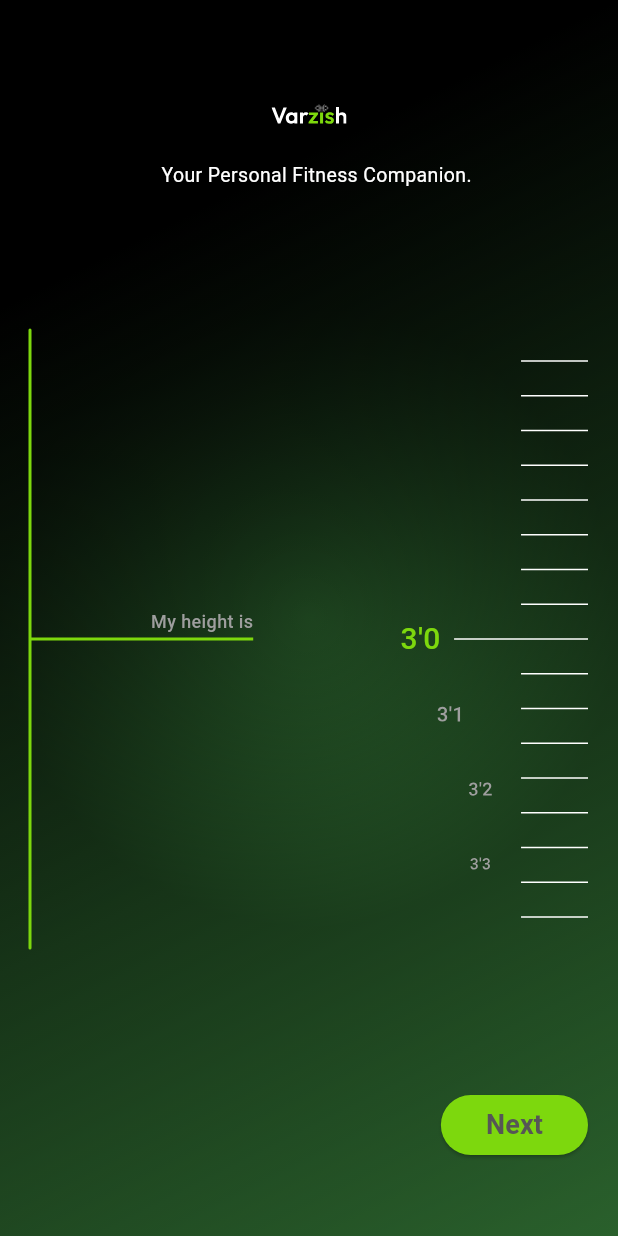
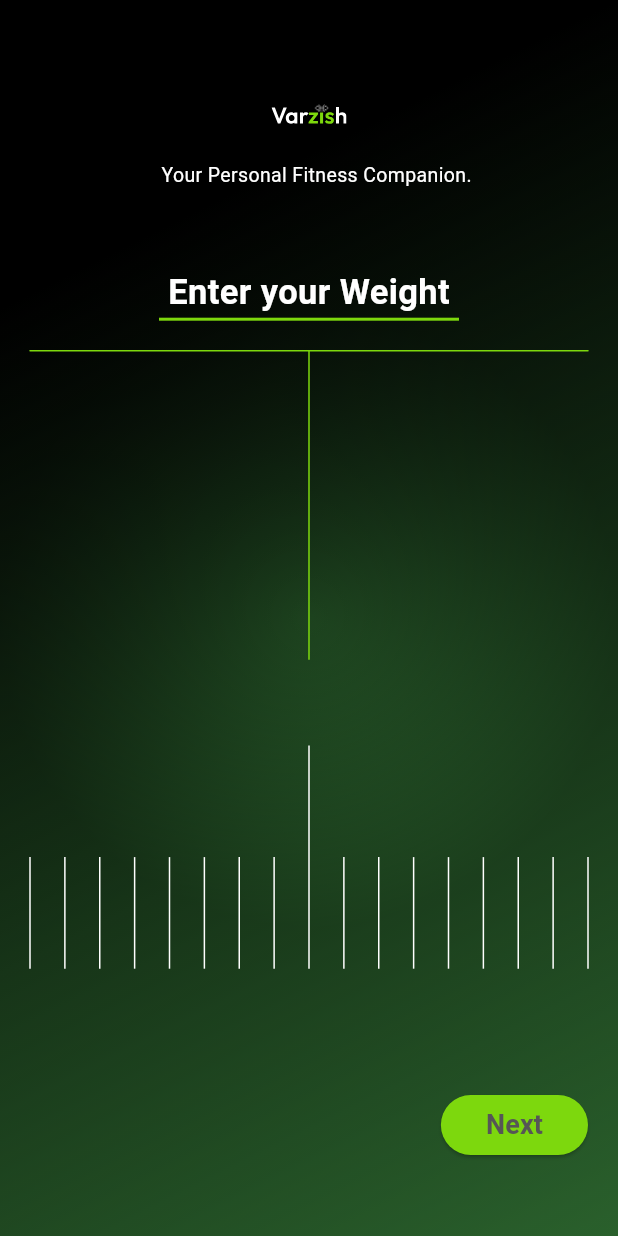
Before and after one commit to MuhammadKhizar89/Varzish-FitnessAPP, a Flutter app: the screen it shows after launch, on a phone screen of 412 x 824 dp. Run offline on Flutter 3.47's test engine with Material 3 defaults, Android fonts, the light colour scheme and no system bars; our stand-ins replace flutter_svg.

Commit message:
Weight Page initialized

```diff
--- a/lib/main.dart
+++ b/lib/main.dart
@@ -1,5 +1,6 @@
 import 'package:flutter/material.dart';
 import 'package:varzish/screens/onboarding/onboarding.dart';
+import 'package:varzish/screens/onboarding/test_animation.dart';
 
 var kColorScheme =
     ColorScheme.fromSeed(seedColor: const Color.fromARGB(255, 0, 255, 13));
@@ -33,6 +34,7 @@ void main() {
               ),
             ),
             Onboarding(),
+            // TestAnimation(),
           ],
         ),
       ),
--- a/lib/screens/onboarding/height_screen.dart
+++ b/lib/screens/onboarding/height_screen.dart
@@ -1,5 +1,6 @@
 import 'package:flutter/material.dart';
 import 'package:varzish/utils/screenConstraints.dart';
+import 'package:varzish/widgets/heading.dart';
 
 class HeightScreen extends StatefulWidget {
   @override
@@ -17,17 +18,35 @@ class _HeightScreenState extends State<HeightScreen> {
     return heights;
   }
 
-  int _selectedIndex = 0;
   final FixedExtentScrollController _controller = FixedExtentScrollController();
-
   @override
   Widget build(BuildContext context) {
     List<String> heights = _generateHeights();
+    return Column(
+      children: [
+        const Heading(text: "Enter Your Height"),
+        const SizedBox(height: 20),
+        HeightWidget(heights: heights, controller: _controller)
+      ],
+    );
+  }
+}
+
+class HeightWidget extends StatelessWidget {
+  const HeightWidget({
+    super.key,
+    required this.heights,
+    required this.controller,
+  });
+  final List<String> heights;
+  final FixedExtentScrollController controller;
+  @override
+  Widget build(BuildContext context) {
     return Row(
       children: [
         Expanded(
           flex: 4,
-          child: Container(
+          child: SizedBox(
             height: ScreenSize.height(context) * 0.50,
             child: CustomPaint(
               painter: LinePainter(),
@@ -61,35 +80,27 @@ class _HeightScreenState extends State<HeightScreen> {
                   ),
                 ),
                 ListWheelScrollView.useDelegate(
-                  controller: _controller,
+                  controller: controller,
                   diameterRatio: 100,
                   itemExtent: 50,
                   physics: const FixedExtentScrollPhysics(),
-                  onSelectedItemChanged: (index) {
-                    setState(() {
-                      _selectedIndex = index;
-                    });
-                    print("Selected index: $index");
-                  },
                   childDelegate: ListWheelChildBuilderDelegate(
                     builder: (context, index) {
                       return AnimatedBuilder(
-                        animation: _controller,
+                        animation: controller,
                         builder: (context, child) {
-                          print("Selected item: ${_controller.selectedItem}");
-                          print("Selected index: ${index}");
+                          // print("Selected item: ${_controller.selectedItem}");
                           double selectedIndex =
-                              _controller.selectedItem.toDouble();
+                              controller.selectedItem.toDouble();
                           double difference = (selectedIndex - index).abs();
-                          double scale = 1 - (difference * 0.1).clamp(0.0, 0.3);
+                          double scale = 1 - (difference * 0.1).clamp(0.0, 0.5);
                           double offset = (difference * 20).clamp(0.0, 40);
+                          // print(
+                          // " index: ${index} Selected index: ${selectedIndex} difference: ${difference} scale: ${scale} offset: ${offset}");
                           return TweenAnimationBuilder<double>(
                             tween: Tween(begin: 0, end: offset),
-                            duration: Duration(
-                                milliseconds:
-                                    300), // Smooth transition duration
-                            curve: Curves
-                                .easeInOut, // Easing curve for smooth effect
+                            duration: const Duration(milliseconds: 300),
+                            curve: Curves.easeInOut,
                             builder: (context, value, child) {
                               return Transform.translate(
                                 offset: Offset(value, 0),
@@ -97,13 +108,13 @@ class _HeightScreenState extends State<HeightScreen> {
                                   scale: scale,
                                   child: Center(
                                     child: Text(
-                                      heights[index], // Dynamic data
+                                      heights[index],
                                       style: TextStyle(
-                                        color: index == _controller.selectedItem
+                                        color: index == controller.selectedItem
                                             ? Color.fromARGB(255, 125, 216, 13)
                                             : Colors.grey,
                                         fontSize:
-                                            index == _controller.selectedItem
+                                            index == controller.selectedItem
                                                 ? 20
                                                 : 15,
                                         fontWeight: FontWeight.w500,
@@ -161,13 +172,13 @@ class LinePainter extends CustomPainter {
   void paint(Canvas canvas, Size size) {
     final paint = Paint()
       ..color = Color.fromARGB(255, 125, 216, 13) // Line color
-      ..strokeWidth = 2.0 // Line thickness
+      ..strokeWidth = 1.0 // Line thickness
       ..style = PaintingStyle.stroke
       ..strokeCap = StrokeCap.round;
 
     final p = Paint()
       ..color = Color.fromARGB(255, 125, 216, 13) // Line color
-      ..strokeWidth = 2.0 // Line thickness
+      ..strokeWidth = 1.0 // Line thickness
       ..style = PaintingStyle.stroke;
 
     // Drawing a line from the top-left to the bottom-right corner
@@ -186,25 +197,3 @@ class LinePainter extends CustomPainter {
   @override
   bool shouldRepaint(covariant CustomPainter oldDelegate) => false;
 }
-
-// how can i do that lines generated should be in height
-// and all will be space evenly according to geight but the center one will be more large in width then others
-// void paint(Canvas canvas, Size size) {
-//     print(size);
-//     final p = Paint()
-//       ..color = Color.fromARGB(255, 125, 216, 13) // Line color
-//       ..strokeWidth = 4.0 // Line thickness
-//       ..style = PaintingStyle.stroke;
-
-//     double gap = size.height / 7;
-//     double current = height;
-//     print(gap);
-//     for (int i = 0; i < gap; i++) {
-//       canvas.drawLine(
-//         Offset(0, current), // Starting point (x, y)
-//         Offset(size.width, current), // Ending point (x, y)
-//         p,
-//       );
-//       current += gap;
-//     }
-//   }
--- a/lib/screens/onboarding/onboarding.dart
+++ b/lib/screens/onboarding/onboarding.dart
@@ -2,6 +2,8 @@ import 'package:flutter/material.dart';
 import 'package:varzish/screens/onboarding/height_screen.dart';
 import 'package:varzish/screens/onboarding/plan_screen.dart';
 import 'package:flutter_svg/flutter_svg.dart';
+import 'package:varzish/screens/onboarding/weight_screen.dart';
+import 'package:varzish/utils/screenConstraints.dart';
 
 class Onboarding extends StatefulWidget {
   @override
@@ -15,9 +17,6 @@ class _OnboardingState extends State<Onboarding> {
   Widget build(BuildContext context) {
     return Container(
       padding: const EdgeInsets.symmetric(vertical: 50, horizontal: 20),
-      decoration: const BoxDecoration(
-          // color: Colors.red,
-          ),
       width: double.infinity,
       child: Column(
         mainAxisAlignment: MainAxisAlignment.spaceBetween,
@@ -47,10 +46,12 @@ class _OnboardingState extends State<Onboarding> {
               ],
             ),
           ),
-          Container(
-            margin: const EdgeInsets.symmetric(vertical: 60),
+          SizedBox(
+            // margin: const EdgeInsets.symmetric(vertical: 60),
             // child: PlanScreen(),
-            child: HeightScreen(),
+            height: ScreenSize.height(context) * 0.60,
+            child: WeightScreen(),
+            // child: HeightScreen(),
           ),
           Row(mainAxisAlignment: MainAxisAlignment.end, children: [
             ElevatedButton(
--- a/lib/screens/onboarding/weight_screen.dart
+++ b/lib/screens/onboarding/weight_screen.dart
@@ -0,0 +1,101 @@
+import 'package:flutter/material.dart';
+import 'package:varzish/utils/screenConstraints.dart';
+import 'package:varzish/widgets/heading.dart';
+
+class WeightScreen extends StatefulWidget {
+  @override
+  State<WeightScreen> createState() => _WeightScreenState();
+}
+
+class _WeightScreenState extends State<WeightScreen> {
+  @override
+  Widget build(BuildContext context) {
+    return Column(
+      children: [
+        const Heading(text: "Enter your Weight"),
+        const SizedBox(height: 20),
+        Container(
+          width:
+              ScreenSize.width(context), // Setting width based on screen size
+          height: ScreenSize.height(context) * 0.50, // Set a fixed height
+          child: Column(
+            children: [
+              Expanded(
+                flex: 1,
+                child: Container(
+                  // color: Colors.red,
+                  width: ScreenSize.width(context), // Explicitly set width here
+                  child: CustomPaint(
+                    painter: LinePainter(),
+                  ),
+                ),
+              ),
+              Expanded(
+                flex: 1,
+                child: Container(
+                  width: ScreenSize.width(context), // Explicitly set width here
+                  child: CustomPaint(
+                    painter: WeightPainter(),
+                  ),
+                ),
+              ),
+            ],
+          ),
+        )
+      ],
+    );
+  }
+}
+
+class LinePainter extends CustomPainter {
+  @override
+  void paint(Canvas canvas, Size size) {
+    final paint = Paint()
+      ..color = Color.fromARGB(255, 125, 216, 13) // Line color
+      ..strokeWidth = 1.0 // Line thickness
+      ..style = PaintingStyle.stroke
+      ..strokeCap = StrokeCap.round;
+
+    final p = Paint()
+      ..color = Color.fromARGB(255, 125, 216, 13) // Line color
+      ..strokeWidth = 1.0 // Line thickness
+      ..style = PaintingStyle.stroke;
+    canvas.drawLine(
+      Offset(0, 0), // Starting point (x, y)
+      Offset(size.width, 0), // Ending point (x, y)
+      paint,
+    );
+    canvas.drawLine(
+      Offset(size.width / 2, 0), // Starting point (x, y)
+      Offset(size.width / 2, size.height), // Ending point (x, y)
+      p,
+    );
+  }
+
+  @override
+  bool shouldRepaint(covariant CustomPainter oldDelegate) => false;
+}
+
+class WeightPainter extends CustomPainter {
+  @override
+  void paint(Canvas canvas, Size size) {
+    final Paint paint = Paint()
+      ..color = Color.fromARGB(255, 255, 255, 255)
+      ..strokeWidth = 1.0
+      ..style = PaintingStyle.stroke;
+    double gap = size.width / 16;
+    double centerX = size.width / 2;
+    for (int i = 0; i < 17; i++) {
+      double x = i * gap;
+      double lineWidth = (x == centerX) ? size.width * 0.4 : size.width * 0.2;
+      canvas.drawLine(
+        Offset(x, (size.height - lineWidth)),
+        Offset(x, (size.height)),
+        paint,
+      );
+    }
+  }
+
+  @override
+  bool shouldRepaint(covariant CustomPainter oldDelegate) => false;
+}
--- /dev/null
+++ b/lib/widgets/heading.dart
@@ -0,0 +1,26 @@
+import 'package:flutter/material.dart';
+
+class Heading extends StatelessWidget {
+  const Heading({super.key, required this.text});
+  final String text;
+  @override
+  Widget build(BuildContext context) {
+    return Column(
+      children: [
+        Text(
+          text,
+          style: const TextStyle(
+            fontSize: 23,
+            fontWeight: FontWeight.w600,
+            color: Colors.white,
+          ),
+        ),
+        Container(
+          height: 2,
+          width: 200,
+          color: const Color.fromARGB(255, 125, 216, 13),
+        ),
+      ],
+    );
+  }
+}
```
Also changed, not shown: lib/screens/onboarding/test_animation.dart (added, +94 -0 lines).
